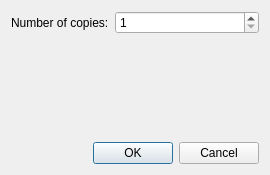
This is gui/printdialog/printdialog.ui in Boomaga/boomaga as Qt 5 draws it before an edit. The edited form follows.
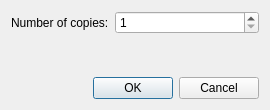
This is the edited form.

```diff
--- a/gui/printdialog/printdialog.ui
+++ b/gui/printdialog/printdialog.ui
@@ -7,7 +7,7 @@
     <x>0</x>
     <y>0</y>
     <width>270</width>
-    <height>175</height>
+    <height>110</height>
    </rect>
   </property>
   <property name="windowTitle">
```
